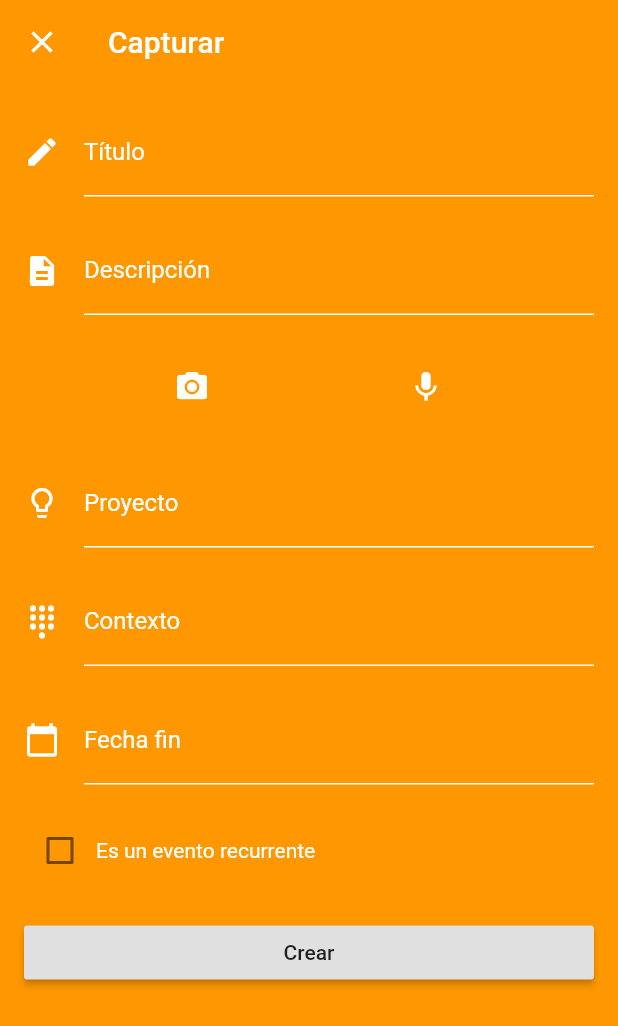
After one commit to Swanito/getting-things-done-flutter, a Flutter app: the HomeScreen screen opened directly, after a tap on the "add" icon, on a phone screen of 412 x 824 dp. The commit adds this screen. Shown: the top 1026 px of the screen. Run offline on Flutter 3.47's test engine with Material 2 defaults, Android fonts, the phone set to English and light mode, and no system bars; our stand-ins replace bloc, cloud_firestore, equatable, firebase_auth, flutter_bloc, font_awesome_flutter and 4 more; accounts and stored records are empty.

Commit message:
capture screen and form

```diff
--- a/lib/auth/login/login_screen.dart
+++ b/lib/auth/login/login_screen.dart
@@ -16,23 +16,19 @@ class LoginScreen extends StatelessWidget {
   @override
   Widget build(BuildContext context) {
     return Scaffold(
-      body: Container(
-          decoration: BoxDecoration(color: Colors.pink[200]),
-          child: Padding(
-            padding: const EdgeInsets.all(30.0),
-            child: ListView(
-              children: <Widget>[
-                Row(
-                  children: <Widget>[
-                    GestureDetector(
+      appBar: AppBar(leading: GestureDetector(
                       onTap: () => {
                         BlocProvider.of<NavigatorBloc>(context)
                             .add(NavigatorAction.NavigatorActionPop)
                       },
                       child: Icon(Icons.arrow_back_ios, color: Colors.white),
-                    )
-                  ],
                     ),
+                    backgroundColor: Colors.transparent,
+                    elevation: 0,),
+      body: Padding(
+        padding: const EdgeInsets.all(30.0),
+        child: ListView(
+          children: <Widget>[
             SizedBox(height: (MediaQuery.of(context).size.height / 10) * 2),
             BlocProvider<LoginBloc>(
               create: (context) =>
@@ -41,7 +37,8 @@ class LoginScreen extends StatelessWidget {
             ),
           ],
         ),
-          )),
+      ),
+      backgroundColor: Colors.pink[200],
     );
   }
 }
--- a/lib/auth/register/register_screen.dart
+++ b/lib/auth/register/register_screen.dart
@@ -16,26 +16,21 @@ class RegisterScreen extends StatelessWidget {
   @override
   Widget build(BuildContext context) {
     return Scaffold(
-      body: Container(
-          decoration: BoxDecoration(color: Colors.pink[200]),
-          child: Padding(
-            padding: const EdgeInsets.all(30.0),
-            child: ListView(
-              children: <Widget>[
-                Row(
-                  children: <Widget>[
-                    GestureDetector(
+      appBar: AppBar(
+        leading: GestureDetector(
           onTap: () => {
             BlocProvider.of<NavigatorBloc>(context)
                 .add(NavigatorAction.NavigatorActionPop)
           },
           child: Icon(Icons.arrow_back_ios, color: Colors.white),
-                    )
-                  ],
         ),
-                Container(
-                    child: SizedBox(
-                        height: MediaQuery.of(context).size.height / 4)),
+        backgroundColor: Colors.transparent,
+        elevation: 0,
+      ),
+      body: Padding(
+        padding: const EdgeInsets.all(30.0),
+        child: ListView(
+          children: <Widget>[
             BlocProvider<RegisterBloc>(
               create: (context) =>
                   RegisterBloc(userRepository: _userRepository),
@@ -43,7 +38,8 @@ class RegisterScreen extends StatelessWidget {
             ),
           ],
         ),
-          )),
+      ),
+      backgroundColor: Colors.pink[200],
     );
   }
 }
--- /dev/null
+++ b/lib/capture/capture_bloc.dart
@@ -0,0 +1,26 @@
+import 'package:flutter/material.dart';
+import 'package:flutter_bloc/flutter_bloc.dart';
+import 'package:gtd/capture/capture_event.dart';
+import 'package:gtd/capture/capture_state.dart';
+import 'package:gtd/core/repositories/remote/user_repository.dart';
+
+class CaptureBloc extends Bloc<CaptureEvent, CaptureState> {
+  final UserRepository _userRepository;
+
+
+  CaptureBloc({@required userRepository})
+      : assert(userRepository != null),
+        _userRepository = userRepository;
+
+  @override
+  // TODO: implement initialState
+  CaptureState get initialState => EmptyState();
+
+  @override
+  Stream<CaptureState> mapEventToState(CaptureEvent event) async*{
+    if (event is EmptyState) {
+
+    }
+  }
+
+}
--- /dev/null
+++ b/lib/capture/capture_event.dart
@@ -0,0 +1,10 @@
+import 'package:equatable/equatable.dart';
+
+class CaptureEvent extends Equatable {
+ const CaptureEvent();
+
+  @override
+  // TODO: implement props
+  List<Object> get props => [];
+
+}
--- /dev/null
+++ b/lib/capture/capture_form.dart
@@ -0,0 +1,275 @@
+import 'package:flutter/material.dart';
+import 'package:flutter_bloc/flutter_bloc.dart';
+import 'package:gtd/capture/capture_bloc.dart';
+import 'package:gtd/capture/capture_state.dart';
+import 'package:gtd/core/repositories/remote/user_repository.dart';
+
+class CaptureForm extends StatefulWidget {
+  final UserRepository _userRepository;
+
+  CaptureForm({@required userRepository})
+      : assert(userRepository != null),
+        _userRepository = userRepository;
+
+  @override
+  State<StatefulWidget> createState() {
+    return CaptureFormState(userRepository: _userRepository);
+  }
+}
+
+class CaptureFormState extends State<CaptureForm> {
+  final UserRepository _userRepository;
+
+  final TextEditingController _summaryController = TextEditingController();
+  final TextEditingController _descriptionController = TextEditingController();
+  final TextEditingController _projectController = TextEditingController();
+  final TextEditingController _contextController = TextEditingController();
+  final TextEditingController _dateController = TextEditingController();
+
+  CaptureBloc _captureBloc;
+
+  bool isRecurrent = false;
+
+  CaptureFormState({@required userRepository})
+      : assert(userRepository != null),
+        _userRepository = userRepository;
+
+  @override
+  void initState() {
+    super.initState();
+    _captureBloc = BlocProvider.of<CaptureBloc>(context);
+    _summaryController.addListener(_onSummaryChanged);
+    _descriptionController.addListener(_onDescriptionChanged);
+    _projectController.addListener(_onProjectChanged);
+    _contextController.addListener(_onContextChanged);
+    _dateController.addListener(_onDateChanged);
+  }
+
+  @override
+  Widget build(BuildContext context) {
+    Size size = MediaQuery.of(context).size;
+    return BlocListener<CaptureBloc, CaptureState>(
+      listener: (context, state) {
+        //if state is blabla
+      },
+      child: BlocBuilder<CaptureBloc, CaptureState>(builder: (context, state) {
+        return Scaffold(
+          backgroundColor: Colors.orange,
+          appBar: AppBar(
+            backgroundColor: Colors.transparent,
+            elevation: 0.0,
+            bottomOpacity: 0.0,
+            title: Text('Capturar'),
+          ),
+          body: Padding(
+            padding: const EdgeInsets.all(16.0),
+            child: ListView(
+              children: [
+                TextFormField(
+                  controller: _summaryController,
+                  style: new TextStyle(
+                      fontWeight: FontWeight.normal, color: Colors.white),
+                  decoration: InputDecoration(
+                    icon: Icon(Icons.edit, color: Colors.white),
+                    labelText: 'Título',
+                    labelStyle: TextStyle(color: Colors.white),
+                    hintStyle: TextStyle(color: Colors.white),
+                    enabledBorder: new UnderlineInputBorder(
+                      borderSide: BorderSide(
+                          color: Colors.white,
+                          width: 1.0,
+                          style: BorderStyle.solid),
+                    ),
+                  ),
+                  keyboardType: TextInputType.emailAddress,
+                  autocorrect: false,
+                  autovalidate: true,
+                ),
+                SizedBox(
+                  height: 20,
+                ),
+                TextFormField(
+                  controller: _descriptionController,
+                  style: new TextStyle(
+                      fontWeight: FontWeight.normal, color: Colors.white),
+                  maxLines: null,
+                  decoration: InputDecoration(
+                    icon: Icon(Icons.description, color: Colors.white),
+                    labelText: 'Descripción',
+                    labelStyle: TextStyle(color: Colors.white),
+                    hintStyle: TextStyle(color: Colors.white),
+                    enabledBorder: new UnderlineInputBorder(
+                      borderSide: BorderSide(
+                          color: Colors.white,
+                          width: 1.0,
+                          style: BorderStyle.solid),
+                    ),
+                  ),
+                  keyboardType: TextInputType.multiline,
+                  autocorrect: false,
+                  autovalidate: true,
+                ),
+                SizedBox(
+                  height: 20,
+                ),
+                Row(
+                  crossAxisAlignment: CrossAxisAlignment.center,
+                  mainAxisAlignment: MainAxisAlignment.center,
+                  children: [
+                    Spacer(),
+                    FlatButton(
+                        padding: const EdgeInsets.all(16.0),
+                        onPressed: () {},
+                        child: Icon(
+                          Icons.photo_camera,
+                          color: Colors.white,
+                        )),
+                    Spacer(),
+                    FlatButton(
+                        padding: const EdgeInsets.all(16.0),
+                        onPressed: () {},
+                        child: Icon(
+                          Icons.mic,
+                          color: Colors.white,
+                        )),
+                    Spacer(),
+                  ],
+                ),
+                SizedBox(
+                  height: 20,
+                ),
+                TextFormField(
+                  controller: _projectController,
+                  style: new TextStyle(
+                      fontWeight: FontWeight.normal, color: Colors.white),
+                  maxLines: null,
+                  decoration: InputDecoration(
+                    icon: Icon(Icons.lightbulb_outline, color: Colors.white),
+                    labelText: 'Proyecto',
+                    labelStyle: TextStyle(color: Colors.white),
+                    hintStyle: TextStyle(color: Colors.white),
+                    enabledBorder: new UnderlineInputBorder(
+                      borderSide: BorderSide(
+                          color: Colors.white,
+                          width: 1.0,
+                          style: BorderStyle.solid),
+                    ),
+                  ),
+                  keyboardType: TextInputType.multiline,
+                  autocorrect: false,
+                  autovalidate: true,
+                ),
+                SizedBox(
+                  height: 20,
+                ),
+                TextFormField(
+                  controller: _contextController,
+                  style: new TextStyle(
+                      fontWeight: FontWeight.normal, color: Colors.white),
+                  maxLines: null,
+                  decoration: InputDecoration(
+                    icon: Icon(Icons.dialpad, color: Colors.white),
+                    labelText: 'Contexto',
+                    labelStyle: TextStyle(color: Colors.white),
+                    hintStyle: TextStyle(color: Colors.white),
+                    enabledBorder: new UnderlineInputBorder(
+                      borderSide: BorderSide(
+                          color: Colors.white,
+                          width: 1.0,
+                          style: BorderStyle.solid),
+                    ),
+                  ),
+                  keyboardType: TextInputType.multiline,
+                  autocorrect: false,
+                  autovalidate: true,
+                ),
+                SizedBox(
+                  height: 20,
+                ),
+                TextFormField(
+                  controller: _dateController,
+                  style: new TextStyle(
+                      fontWeight: FontWeight.normal, color: Colors.white),
+                  maxLines: null,
+                  decoration: InputDecoration(
+                    icon: Icon(Icons.calendar_today, color: Colors.white),
+                    labelText: 'Fecha fin',
+                    labelStyle: TextStyle(color: Colors.white),
+                    hintStyle: TextStyle(color: Colors.white),
+                    hintText: 'dd/mm/AAAA',
+                    enabledBorder: new UnderlineInputBorder(
+                      borderSide: BorderSide(
+                          color: Colors.white,
+                          width: 1.0,
+                          style: BorderStyle.solid),
+                    ),
+                  ),
+                  keyboardType: TextInputType.multiline,
+                  autocorrect: false,
+                  autovalidate: true,
+                ),
+                SizedBox(
+                  height: 20,
+                ),
+                Row(
+                  children: [
+                    Checkbox(
+                      value: isRecurrent,
+                      onChanged: _checkBoxMarked,
+                      activeColor: Colors.transparent,
+                      checkColor: Colors.white,
+                    ),
+                    Text(
+                      'Es un evento recurrente',
+                      style: TextStyle(color: Colors.white),
+                    )
+                  ],
+                ),
+                SizedBox(
+                  height: 20,
+                ),
+                CaptureButton(),
+              ],
+            ),
+          ),
+        );
+      }),
+    );
+  }
+
+  @override
+  void dispose() {
+    _summaryController.dispose();
+    _descriptionController.dispose();
+    _projectController.dispose();
+    super.dispose();
+  }
+
+  void _onSummaryChanged() {}
+
+  void _onDescriptionChanged() {}
+
+  void _onProjectChanged() {}
+
+  void _onContextChanged() {}
+
+  void _onDateChanged() {}
+
+  void _checkBoxMarked(bool newValue) => setState(() {
+        isRecurrent = newValue;
+
+        if (isRecurrent) {
+          // TODO: Here goes your functionality that remembers the user.
+        } else {
+          // TODO: Forget the user
+        }
+      });
+}
+
+class CaptureButton extends StatelessWidget {
+  @override
+  Widget build(BuildContext context) {
+    return RaisedButton(onPressed: () { }, child: Text('Crear'));
+  }
+
+}
--- /dev/null
+++ b/lib/capture/capture_screen.dart
@@ -0,0 +1,24 @@
+import 'package:flutter/material.dart';
+import 'package:flutter_bloc/flutter_bloc.dart';
+import 'package:gtd/capture/capture_bloc.dart';
+import 'package:gtd/capture/capture_form.dart';
+import 'package:gtd/capture/capture_state.dart';
+import 'package:gtd/core/repositories/remote/user_repository.dart';
+
+class CaptureScreen extends StatelessWidget {
+  final UserRepository _userRepository;
+
+  CaptureScreen({@required userRepository})
+      : assert(userRepository != null),
+        _userRepository = userRepository;
+
+
+  @override
+  Widget build(BuildContext context) {
+    Size size = MediaQuery.of(context).size;
+    return BlocProvider<CaptureBloc>(
+      create: (context) => CaptureBloc(userRepository: _userRepository),
+      child: CaptureForm(userRepository: _userRepository)
+    );
+  }
+}
--- /dev/null
+++ b/lib/capture/capture_state.dart
@@ -0,0 +1,12 @@
+import 'package:equatable/equatable.dart';
+
+class CaptureState extends Equatable {
+ const CaptureState();
+
+  @override
+  // TODO: implement props
+  List<Object> get props => [];
+
+}
+
+class EmptyState extends CaptureState {}
--- a/lib/core/core_blocs/navigator_bloc.dart
+++ b/lib/core/core_blocs/navigator_bloc.dart
@@ -1,10 +1,11 @@
+import 'package:flutter/cupertino.dart';
 import 'package:flutter/material.dart';
 import 'package:flutter_bloc/flutter_bloc.dart';
 import 'package:bloc/bloc.dart';
 import 'package:gtd/auth/auth_screen.dart';
-import 'package:gtd/auth/authentication_bloc.dart';
 import 'package:gtd/auth/login/login_screen.dart';
 import 'package:gtd/auth/register/register_screen.dart';
+import 'package:gtd/capture/capture_screen.dart';
 import 'package:gtd/core/repositories/remote/user_repository.dart';
 import 'package:gtd/home/home_screen.dart';
 
@@ -14,6 +15,7 @@ enum NavigatorAction {
   NavigateToLoginEvent,
   NavigateToRegisterEvent,
   NavigateToHome,
+  OpenCaptureScreen
 }
 
 class NavigatorBloc extends Bloc<NavigatorAction, dynamic> {
@@ -32,16 +34,28 @@ class NavigatorBloc extends Bloc<NavigatorAction, dynamic> {
         navigatorKey.currentState.pop();
         break;
       case NavigatorAction.NavigateToAuthEvent:
-        navigatorKey.currentState.pushAndRemoveUntil(MaterialPageRoute(builder: (context) => AuthScreen()), (Route<dynamic> route) => false);
+        navigatorKey.currentState.pushAndRemoveUntil(
+            MaterialPageRoute(builder: (context) => AuthScreen()),
+            (Route<dynamic> route) => false);
         break;
       case NavigatorAction.NavigateToLoginEvent:
-        navigatorKey.currentState.push(MaterialPageRoute(builder: (context) => LoginScreen(userRepository: this.userRepository)));
+        navigatorKey.currentState.push(MaterialPageRoute(
+            builder: (context) =>
+                LoginScreen(userRepository: this.userRepository)));
         break;
       case NavigatorAction.NavigateToRegisterEvent:
-        navigatorKey.currentState.push(MaterialPageRoute(builder: (context) => RegisterScreen(userRepository: this.userRepository)));
+        navigatorKey.currentState.push(MaterialPageRoute(
+            builder: (context) =>
+                RegisterScreen(userRepository: this.userRepository)));
         break;
       case NavigatorAction.NavigateToHome:
-        navigatorKey.currentState.push(MaterialPageRoute(builder: (context) => HomeScreen(userRepository: userRepository)));
+        navigatorKey.currentState.push(MaterialPageRoute(
+            builder: (context) => HomeScreen(userRepository: userRepository)));
+        break;
+      case NavigatorAction.OpenCaptureScreen:
+        navigatorKey.currentState.push(MaterialPageRoute(
+            fullscreenDialog: true,
+            builder: (context) => CaptureScreen(userRepository: userRepository)));
         break;
     }
   }
--- a/lib/home/home_screen.dart
+++ b/lib/home/home_screen.dart
@@ -1,4 +1,6 @@
 import 'package:flutter/material.dart';
+import 'package:flutter_bloc/flutter_bloc.dart';
+import 'package:gtd/core/core_blocs/navigator_bloc.dart';
 import 'package:gtd/core/repositories/remote/user_repository.dart';
 import 'package:gtd/home/more/more_screen.dart';
 import 'package:gtd/home/next/next_screen.dart';
@@ -43,7 +45,9 @@ class HomeScreenState extends State<HomeScreen> {
     return Scaffold(
       body: Center(child: _pages[_selectedTabIndex]),
       floatingActionButton: FloatingActionButton(
-        onPressed: () => {},
+        onPressed: () => {
+          BlocProvider.of<NavigatorBloc>(context).add(NavigatorAction.OpenCaptureScreen)
+        },
         backgroundColor: Colors.orange,
         child: Icon(Icons.add),
       ),
```
Lines whose indentation alone changed are shown as unchanged.
